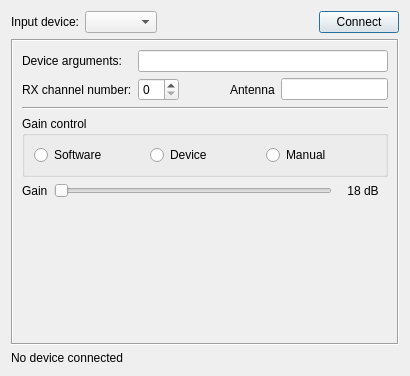
The window that gui/setupdialog.ui (KejPi/AbracaDABra) describes before a commit, drawn with Qt 5.
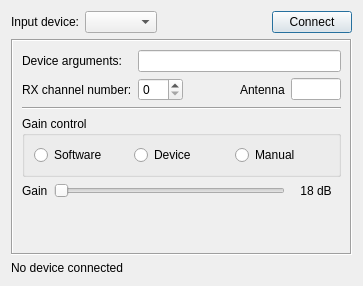
The same window after the commit.

Commit message: Building under windows fixed, setup dialog geometry adjusted

```diff
--- a/gui/setupdialog.ui
+++ b/gui/setupdialog.ui
@@ -6,8 +6,8 @@
    <rect>
     <x>0</x>
     <y>0</y>
-    <width>410</width>
-    <height>376</height>
+    <width>345</width>
+    <height>286</height>
    </rect>
   </property>
   <property name="windowTitle">
@@ -729,7 +729,20 @@
         <widget class="QSpinBox" name="soapysdrChannelNum"/>
        </item>
        <item row="1" column="4">
-        <widget class="QLineEdit" name="soapySdrAntenna"/>
+        <widget class="QLineEdit" name="soapySdrAntenna">
+         <property name="sizePolicy">
+          <sizepolicy hsizetype="MinimumExpanding" vsizetype="Fixed">
+           <horstretch>0</horstretch>
+           <verstretch>0</verstretch>
+          </sizepolicy>
+         </property>
+         <property name="maximumSize">
+          <size>
+           <width>50</width>
+           <height>16777215</height>
+          </size>
+         </property>
+        </widget>
        </item>
        <item row="1" column="3">
         <widget class="QLabel" name="soapySdrAntennalLabel">
@@ -798,12 +811,6 @@
          <property name="orientation">
           <enum>Qt::Horizontal</enum>
          </property>
-         <property name="sizeHint" stdset="0">
-          <size>
-           <width>40</width>
-           <height>20</height>
-          </size>
-         </property>
         </spacer>
        </item>
       </layout>
```
The commit also changes 1 other file.
